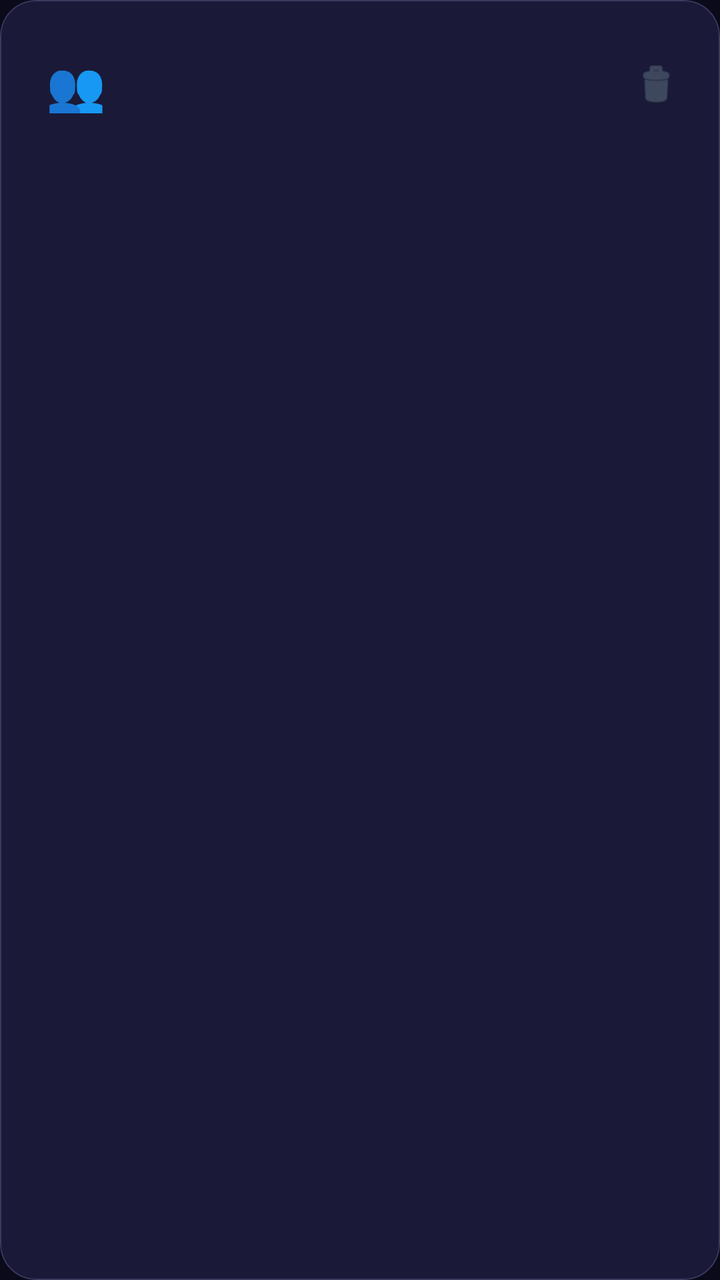
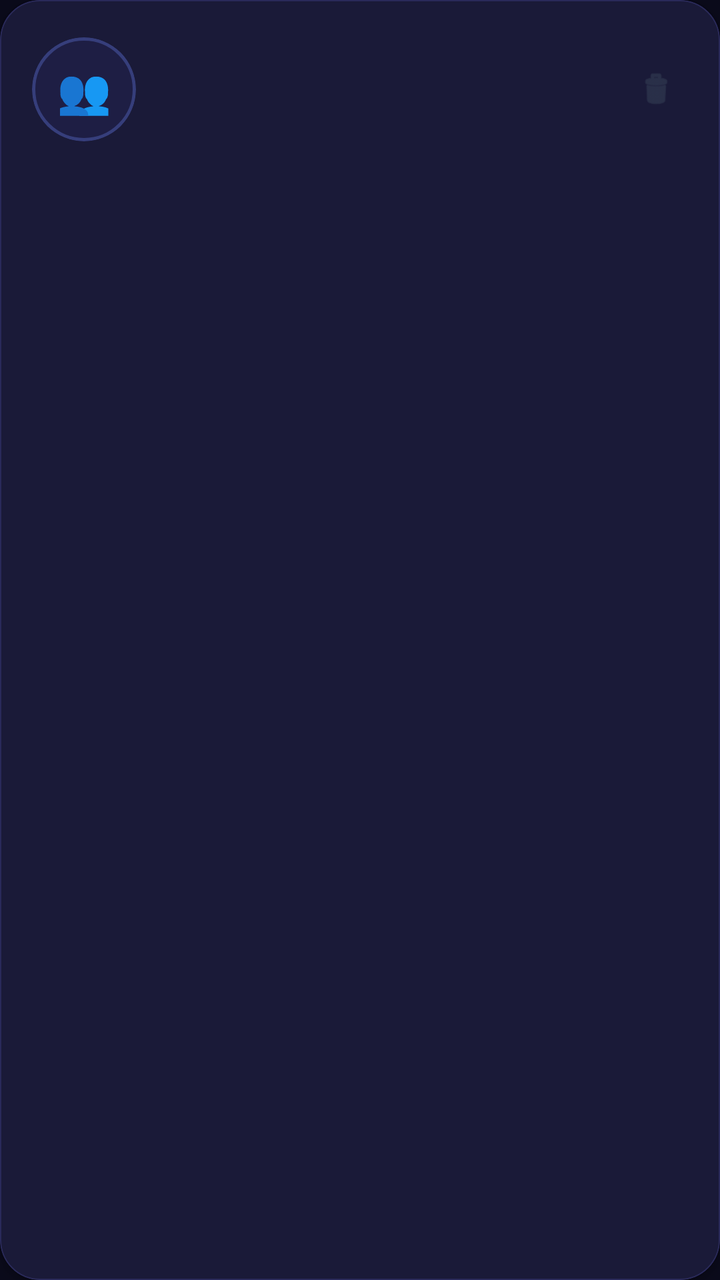

Before-and-after screenshots of an Android layout around one commit, followed by the original layout XML and the change that was made.
<!-- AndroidManifest.xml: application theme Theme.Companion -->
<!-- res/layout/item_group_chat.xml -->
<?xml version="1.0" encoding="utf-8"?>
<com.google.android.material.card.MaterialCardView xmlns:android="http://schemas.android.com/apk/res/android"
    xmlns:app="http://schemas.android.com/apk/res-auto"
    android:layout_width="match_parent"
    android:layout_height="wrap_content"
    android:layout_marginBottom="10dp"
    app:cardCornerRadius="18dp"
    app:cardElevation="0dp"
    app:cardBackgroundColor="#1a1a38"
    app:contentPadding="14dp"
    app:strokeWidth="0.5dp"
    app:strokeColor="#33c4b5fd">

    <LinearLayout
        android:layout_width="match_parent"
        android:layout_height="wrap_content"
        android:orientation="horizontal"
        android:gravity="center_vertical">

        <LinearLayout
            android:id="@+id/container_avatars"
            android:layout_width="48dp"
            android:layout_height="48dp"
            android:orientation="vertical"
            android:gravity="center">

            <TextView
                android:id="@+id/tv_group_emoji"
                android:layout_width="wrap_content"
                android:layout_height="wrap_content"
                android:text="👥"
                android:textSize="24sp" />
        </LinearLayout>

        <LinearLayout
            android:layout_width="0dp"
            android:layout_height="wrap_content"
            android:layout_weight="1"
            android:orientation="vertical"
            android:layout_marginStart="14dp">

            <TextView
                android:id="@+id/tv_group_name"
                android:layout_width="wrap_content"
                android:layout_height="wrap_content"
                android:textSize="16sp"
                android:textColor="#e0e0f0"
                android:fontFamily="sans-serif-medium" />

            <TextView
                android:id="@+id/tv_group_members"
                android:layout_width="wrap_content"
                android:layout_height="wrap_content"
                android:textSize="12sp"
                android:textColor="#8899bb"
                android:layout_marginTop="2dp" />

            <TextView
                android:id="@+id/tv_group_last_msg"
                android:layout_width="wrap_content"
                android:layout_height="wrap_content"
                android:textSize="11sp"
                android:textColor="#556677"
                android:maxLines="1"
                android:ellipsize="end"
                android:layout_marginTop="2dp" />
        </LinearLayout>

        <ImageView
            android:id="@+id/btn_delete_group"
            android:layout_width="36dp"
            android:layout_height="36dp"
            android:src="@android:drawable/ic_menu_delete"
            android:padding="6dp"
            android:background="?attr/selectableItemBackgroundBorderless"
            app:tint="#556677"
            android:contentDescription="删除" />
    </LinearLayout>
</com.google.android.material.card.MaterialCardView>
<!-- resources referenced by this layout -->
<resources>
  <style name="Theme.Companion" parent="Theme.Material3.DayNight.NoActionBar">
          <item name="colorPrimary">@color/accent_blue</item>
          <item name="colorPrimaryVariant">@color/purple_700</item>
          <item name="colorOnPrimary">@color/white</item>
          <item name="colorSecondary">@color/accent_cyan</item>
          <item name="colorSecondaryVariant">@color/teal_700</item>
          <item name="colorSurface">@color/surface_dark</item>
          <item name="colorOnSurface">@color/text_primary</item>
          <item name="android:statusBarColor">@color/bg_start</item>
          <item name="android:navigationBarColor">@color/bg_start</item>
          <item name="android:windowBackground">@color/bg_start</item>
  
          <item name="android:activityOpenEnterAnimation">@anim/slide_in_right</item>
          <item name="android:activityOpenExitAnimation">@anim/fade_out</item>
          <item name="android:activityCloseEnterAnimation">@anim/fade_in</item>
          <item name="android:activityCloseExitAnimation">@anim/slide_out_left</item>
  
          <item name="android:windowEnterTransition">@android:transition/fade</item>
          <item name="android:windowExitTransition">@android:transition/fade</item>
  
          <item name="android:colorEdgeEffect">@color/accent_purple</item>
      </style>
  <color name="accent_blue">#667eea</color>
  <color name="purple_700">#FF3700B3</color>
  <color name="white">#FFFFFFFF</color>
  <color name="accent_cyan">#64ffda</color>
  <color name="teal_700">#FF018786</color>
  <color name="surface_dark">#14142a</color>
  <color name="text_primary">#ececf4</color>
  <color name="bg_start">#0a0a1a</color>
  <color name="accent_purple">#c4b5fd</color>
</resources>

<!-- the commit's change to res/layout/item_group_chat.xml (unified diff, before → after) -->
@@ -4,12 +4,12 @@
     android:layout_width="match_parent"
     android:layout_height="wrap_content"
     android:layout_marginBottom="10dp"
-    app:cardCornerRadius="18dp"
-    app:cardElevation="0dp"
+    app:cardCornerRadius="20dp"
+    app:cardElevation="2dp"
     app:cardBackgroundColor="#1a1a38"
-    app:contentPadding="14dp"
+    app:contentPadding="16dp"
     app:strokeWidth="0.5dp"
-    app:strokeColor="#33c4b5fd">
+    app:strokeColor="#2a2a5a">
 
     <LinearLayout
         android:layout_width="match_parent"
@@ -17,20 +17,29 @@
         android:orientation="horizontal"
         android:gravity="center_vertical">
 
-        <LinearLayout
-            android:id="@+id/container_avatars"
-            android:layout_width="48dp"
-            android:layout_height="48dp"
-            android:orientation="vertical"
-            android:gravity="center">
+        <FrameLayout
+            android:layout_width="52dp"
+            android:layout_height="52dp">
 
-            <TextView
-                android:id="@+id/tv_group_emoji"
-                android:layout_width="wrap_content"
-                android:layout_height="wrap_content"
-                android:text="👥"
-                android:textSize="24sp" />
-        </LinearLayout>
+            <com.google.android.material.card.MaterialCardView
+                android:id="@+id/card_group_avatar"
+                android:layout_width="52dp"
+                android:layout_height="52dp"
+                app:cardCornerRadius="26dp"
+                app:cardElevation="0dp"
+                app:cardBackgroundColor="#1e1e44"
+                app:strokeWidth="1.5dp"
+                app:strokeColor="#55667eea">
+
+                <TextView
+                    android:id="@+id/tv_group_emoji"
+                    android:layout_width="match_parent"
+                    android:layout_height="match_parent"
+                    android:text="👥"
+                    android:textSize="22sp"
+                    android:gravity="center" />
+            </com.google.android.material.card.MaterialCardView>
+        </FrameLayout>
 
         <LinearLayout
             android:layout_width="0dp"
@@ -44,8 +53,9 @@
                 android:layout_width="wrap_content"
                 android:layout_height="wrap_content"
                 android:textSize="16sp"
-                android:textColor="#e0e0f0"
-                android:fontFamily="sans-serif-medium" />
+                android:textColor="#e8e8f8"
+                android:fontFamily="sans-serif-medium"
+                android:letterSpacing="0.02" />
 
             <TextView
                 android:id="@+id/tv_group_members"
@@ -53,7 +63,9 @@
                 android:layout_height="wrap_content"
                 android:textSize="12sp"
                 android:textColor="#8899bb"
-                android:layout_marginTop="2dp" />
+                android:layout_marginTop="3dp"
+                android:maxLines="1"
+                android:ellipsize="end" />
 
             <TextView
                 android:id="@+id/tv_group_last_msg"
@@ -68,12 +80,13 @@
 
         <ImageView
             android:id="@+id/btn_delete_group"
-            android:layout_width="36dp"
-            android:layout_height="36dp"
+            android:layout_width="32dp"
+            android:layout_height="32dp"
             android:src="@android:drawable/ic_menu_delete"
             android:padding="6dp"
             android:background="?attr/selectableItemBackgroundBorderless"
-            app:tint="#556677"
+            app:tint="#445566"
+            android:alpha="0.6"
             android:contentDescription="删除" />
     </LinearLayout>
 </com.google.android.material.card.MaterialCardView>
